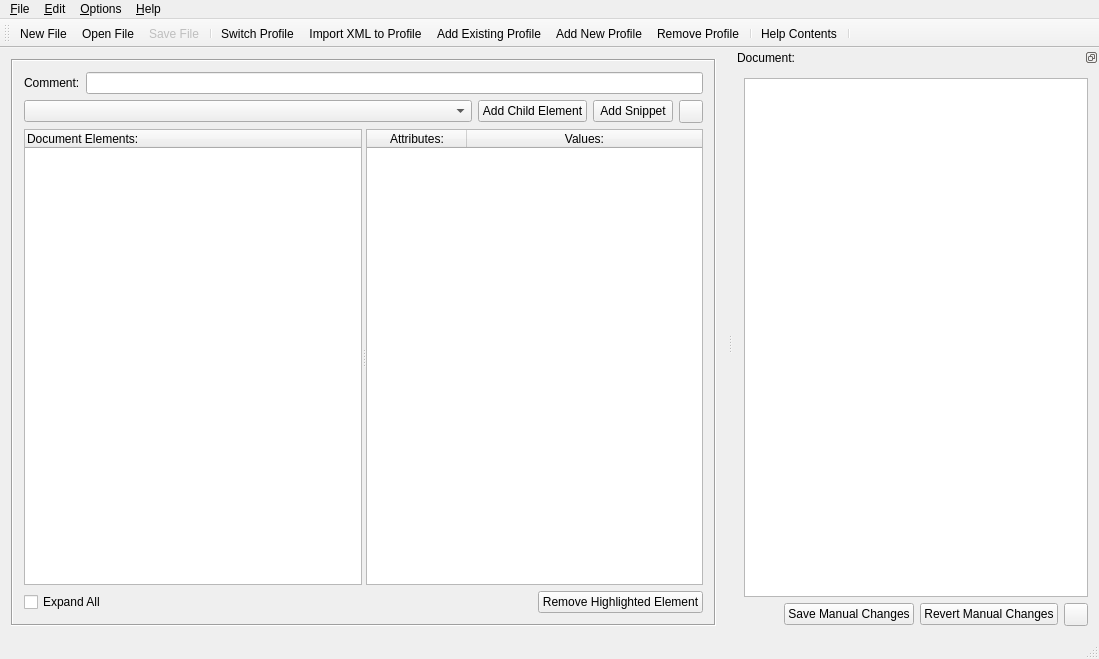
goblincoding/xmlmill, file GCXMLGenerator/gcmainwindow.ui: the form before one commit.
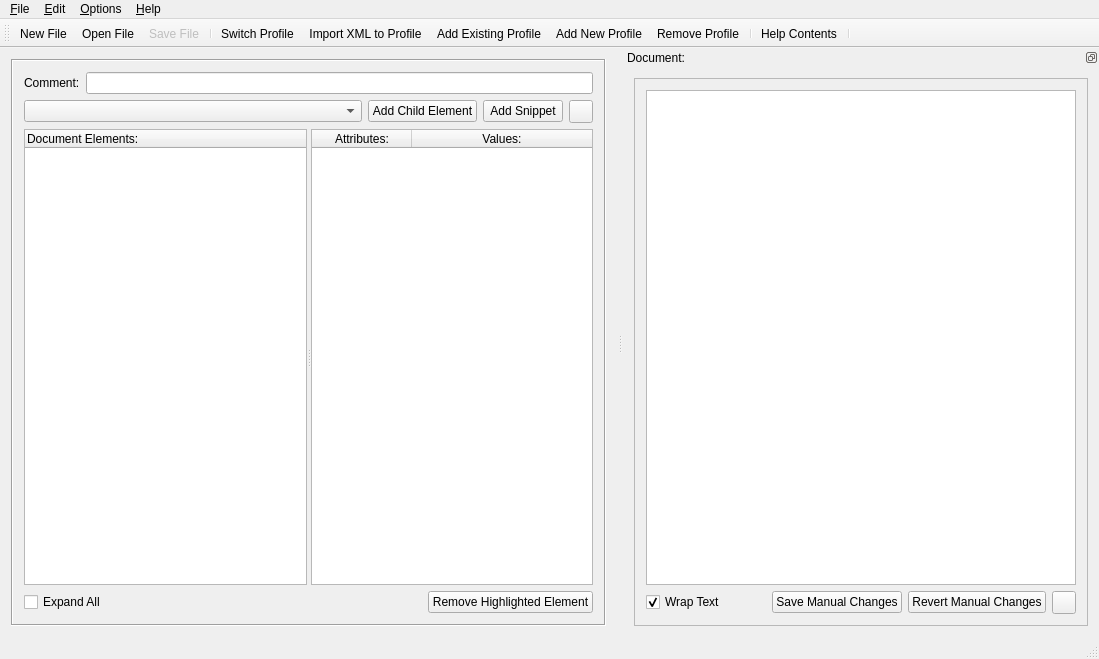
The form after the commit. Icons and pictures are not drawn.

Commit message: Added "Wrap Text" option.

Diff of the .ui file:
```diff
--- a/GCXMLGenerator/gcmainwindow.ui
+++ b/GCXMLGenerator/gcmainwindow.ui
@@ -305,9 +305,30 @@
     <number>2</number>
    </attribute>
    <widget class="QWidget" name="dockWidgetContents">
+    <layout class="QVBoxLayout" name="verticalLayout_3">
+     <item>
+      <widget class="QFrame" name="frame_2">
+       <property name="sizePolicy">
+        <sizepolicy hsizetype="MinimumExpanding" vsizetype="Preferred">
+         <horstretch>0</horstretch>
+         <verstretch>0</verstretch>
+        </sizepolicy>
+       </property>
+       <property name="frameShape">
+        <enum>QFrame::StyledPanel</enum>
+       </property>
+       <property name="frameShadow">
+        <enum>QFrame::Plain</enum>
+       </property>
     <layout class="QVBoxLayout" name="verticalLayout_2">
      <item>
       <widget class="QPlainTextEdit" name="dockWidgetTextEdit">
+          <property name="sizePolicy">
+           <sizepolicy hsizetype="MinimumExpanding" vsizetype="Expanding">
+            <horstretch>0</horstretch>
+            <verstretch>0</verstretch>
+           </sizepolicy>
+          </property>
        <property name="verticalScrollBarPolicy">
         <enum>Qt::ScrollBarAsNeeded</enum>
        </property>
@@ -318,6 +339,22 @@
      </item>
      <item>
       <layout class="QHBoxLayout" name="dockWidgetHorizontalLayout">
+          <item>
+           <widget class="QCheckBox" name="wrapTextCheckBox">
+            <property name="minimumSize">
+             <size>
+              <width>0</width>
+              <height>0</height>
+             </size>
+            </property>
+            <property name="text">
+             <string>Wrap Text</string>
+            </property>
+            <property name="checked">
+             <bool>true</bool>
+            </property>
+           </widget>
+          </item>
        <item>
         <spacer name="dockWidgetHorizontalSpacer">
          <property name="orientation">
@@ -333,6 +370,12 @@
        </item>
        <item>
         <widget class="QPushButton" name="textSaveButton">
+            <property name="minimumSize">
+             <size>
+              <width>0</width>
+              <height>0</height>
+             </size>
+            </property>
          <property name="text">
           <string>Save Manual Changes</string>
          </property>
@@ -340,6 +383,12 @@
        </item>
        <item>
         <widget class="QPushButton" name="textRevertButton">
+            <property name="minimumSize">
+             <size>
+              <width>0</width>
+              <height>0</height>
+             </size>
+            </property>
          <property name="text">
           <string>Revert Manual Changes</string>
          </property>
@@ -357,6 +406,9 @@
         </widget>
        </item>
       </layout>
+        </item>
+       </layout>
+      </widget>
      </item>
     </layout>
    </widget>
```
Lines whose indentation alone changed are shown as unchanged. The commit also changes 6 other files.
